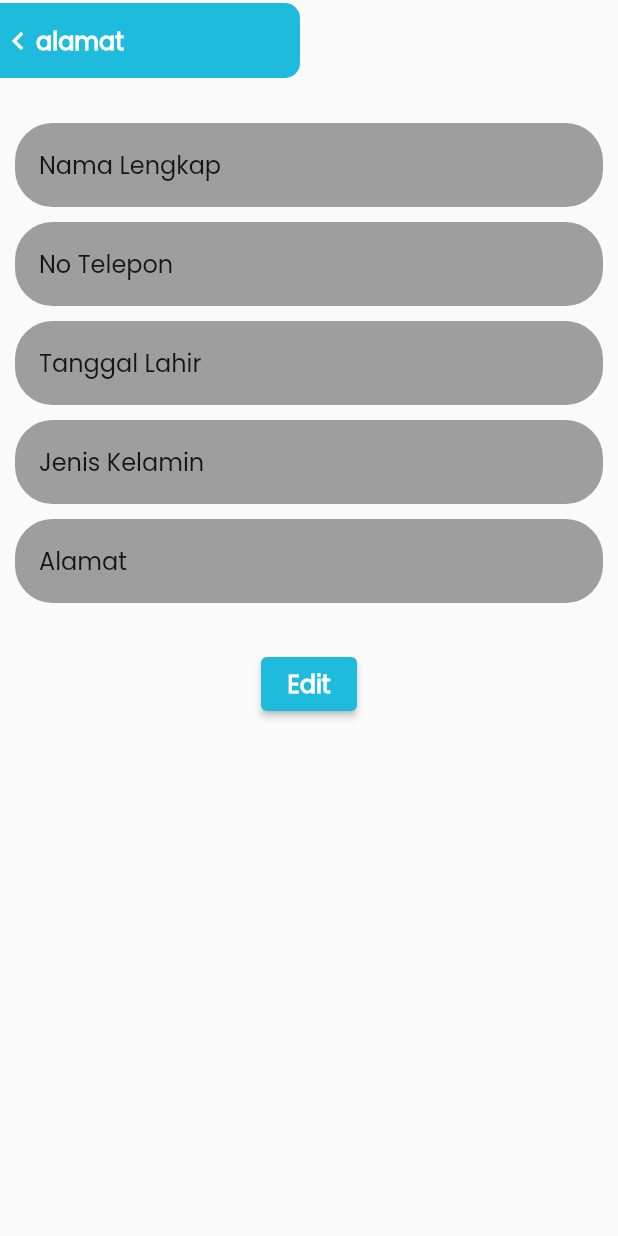
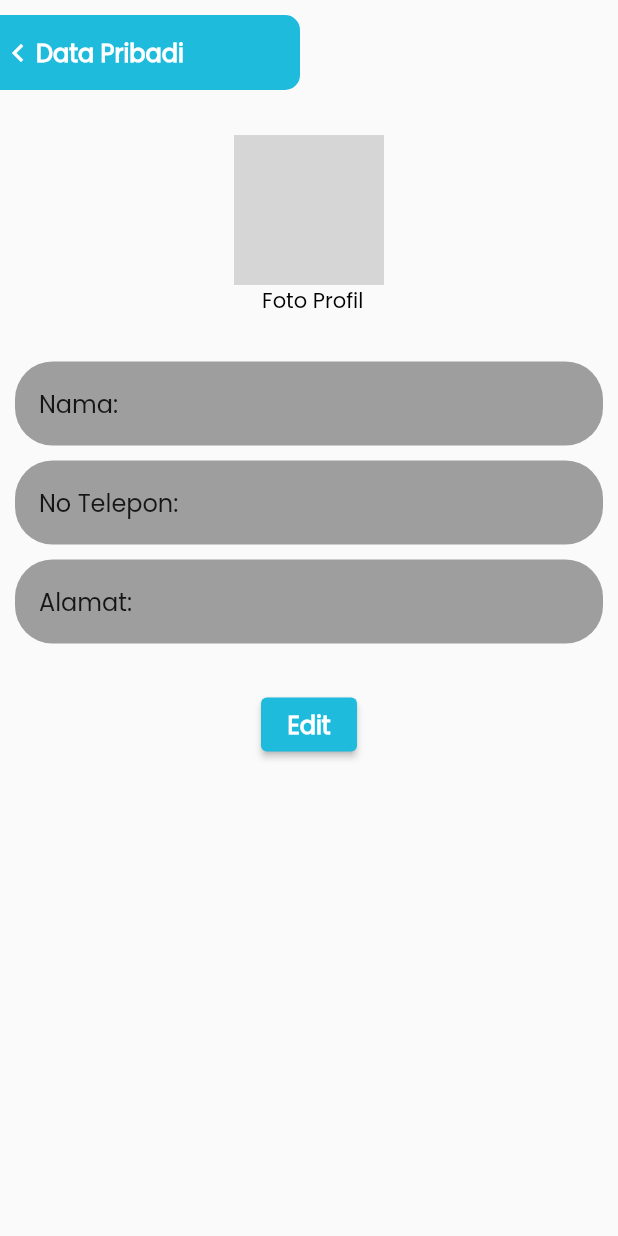
Before and after one commit to KrisnaCahya/PBM-A7, a Flutter app: the Akun screen opened directly, after a tap on the "arrow forward ios" icon, on a phone screen of 412 x 824 dp. Run offline on Flutter 3.47's test engine with Material 2 defaults, Android fonts, the phone set to English and light mode, and no system bars; our stand-ins replace cloud_firestore, email_validator, firebase_auth, firebase_core, firebase_storage, fluttertoast and 2 more; accounts and stored records are empty; network calls fail; grey boxes are pictures that could not be loaded.

Commit message:
Read data user from firestore

```diff
--- a/lib/Akun.dart
+++ b/lib/Akun.dart
@@ -1,3 +1,5 @@
+import 'package:cloud_firestore/cloud_firestore.dart';
+import 'package:firebase_auth/firebase_auth.dart';
 import 'package:flutter/material.dart';
 import 'package:pbma7/data_pribadi.dart';
 import 'package:pbma7/pengaturan.dart';
@@ -11,6 +13,30 @@ class Akun extends StatefulWidget {
 }
 
 class _AkunState extends State<Akun> {
+  String? image = '';
+  String? nama = '';
+
+  Future _getDataFromDatabase() async {
+    await FirebaseFirestore.instance
+        .collection('users')
+        .doc(FirebaseAuth.instance.currentUser!.uid)
+        .get()
+        .then((snapshot) async {
+      if (snapshot.exists) {
+        setState(() {
+          image = snapshot.data()!['userImage'];
+          nama = snapshot.data()!['NamaLengkap'];
+        });
+      }
+    });
+  }
+
+  @override
+  void initState() {
+    super.initState();
+    _getDataFromDatabase();
+  }
+
   @override
   Widget build(BuildContext context) {
     return Scaffold(
@@ -36,19 +62,13 @@ class _AkunState extends State<Akun> {
           children: [
             Padding(
               padding: EdgeInsetsDirectional.fromSTEB(20, 0, 0, 0),
-              child: ClipRRect(
-                borderRadius: BorderRadius.circular(30),
-                child: const Image(
-                  image: AssetImage("assets/images/profilpict.png"),
-                  width: 60,
-                  height: 60,
+              child: CircleAvatar(
+                  radius: 30, backgroundImage: NetworkImage(image!)),
             ),
-              ),
-            ),
-            const Padding(
+            Padding(
               padding: EdgeInsetsDirectional.fromSTEB(10, 0, 0, 0),
               child: Text(
-                'Zoya Amanda',
+                nama!,
                 style: TextStyle(
                   color: Colors.white,
                   fontFamily: "Poppins",
@@ -72,14 +92,16 @@ class _AkunState extends State<Akun> {
           tileColor: color1,
           trailing: IconButton(
               highlightColor: Colors.grey,
-              onPressed: () {Navigator.push(
+              onPressed: () {
+                Navigator.push(
                   context,
                   MaterialPageRoute(
                     builder: (_) {
                       return DataPribadi();
                     },
                   ),
-                    );},
+                );
+              },
               icon: const Icon(Icons.arrow_forward_ios_rounded,
                   color: Colors.white)),
         ),
--- a/lib/Chat_Pribadi.dart
+++ b/lib/Chat_Pribadi.dart
@@ -40,10 +40,7 @@ class _ChatPribadiState extends State<ChatPribadi> {
                 children: [
                   InkWell(
                     onTap: () {
-                      Navigator.push(
-                        context,
-                        MaterialPageRoute(builder: (context) => Navbar()),
-                      );
+                      Navigator.of(context).pop('Back');
                     },
                     child: const Icon(
                       Icons.chevron_left_sharp,
--- a/lib/daftarkan_kamera.dart
+++ b/lib/daftarkan_kamera.dart
@@ -112,7 +112,7 @@ class _DaftarkanKameraState extends State<DaftarkanKamera> {
                           ),
                         ],
                       ),
-                      Padding(
+                      const Padding(
                         padding: EdgeInsetsDirectional.fromSTEB(0, 10, 0, 0),
                         child: Text('Alamat Lengkap',
                             style: TextStyle(
@@ -127,7 +127,7 @@ class _DaftarkanKameraState extends State<DaftarkanKamera> {
                         obscureText: false,
                         decoration: InputDecoration(
                           enabledBorder: UnderlineInputBorder(
-                            borderSide: BorderSide(
+                            borderSide: const BorderSide(
                               color: Color(0x00000000),
                               width: 1,
                             ),
--- a/lib/data_pribadi.dart
+++ b/lib/data_pribadi.dart
@@ -1,9 +1,43 @@
 import 'package:cloud_firestore/cloud_firestore.dart';
+import 'package:firebase_auth/firebase_auth.dart';
 import 'package:flutter/material.dart';
-import 'package:pbma7/navbar.dart';
 
-class DataPribadi extends StatelessWidget {
+class DataPribadi extends StatefulWidget {
   const DataPribadi({Key? key}) : super(key: key);
+
+  @override
+  State<DataPribadi> createState() => _DataPribadiState();
+}
+
+class _DataPribadiState extends State<DataPribadi> {
+
+  String? image = '';
+  String? nama = '';
+  String? nohp = '';
+  String? alamat = '';
+
+  Future _getDataFromDatabase() async {
+    await FirebaseFirestore.instance
+        .collection('users')
+        .doc(FirebaseAuth.instance.currentUser!.uid)
+        .get()
+        .then((snapshot) async {
+      if (snapshot.exists) {
+        setState(() {
+          image = snapshot.data()!['userImage'];
+          nama = snapshot.data()!['NamaLengkap'];
+          nohp = snapshot.data()!['NoTelepon'];
+          alamat = snapshot.data()!['Alamat'];
+        });
+      }
+    });
+  }
+
+  @override
+  void initState() {
+    super.initState();
+    _getDataFromDatabase();
+  }
 
   @override
   Widget build(BuildContext context) {
@@ -14,7 +48,7 @@ class DataPribadi extends StatelessWidget {
           crossAxisAlignment: CrossAxisAlignment.start,
           children: [
             Padding(
-              padding: EdgeInsetsDirectional.fromSTEB(0, 2, 0, 0),
+              padding: EdgeInsetsDirectional.fromSTEB(0, 10, 0, 0),
               child: Container(
                 width: 200,
                 height: 50,
@@ -42,17 +76,10 @@ class DataPribadi extends StatelessWidget {
                     ),
                     InkWell(
                         onTap: () {
-                          Navigator.push(
-                            context,
-                            MaterialPageRoute(
-                              builder: (_) {
-                                return Navbar();
-                              },
-                            ),
-                          );
+                          Navigator.of(context).pop('Back');
                         },
                         child: const Text(
-                          'alamat',
+                          'Data Pribadi',
                           style: TextStyle(
                             fontFamily: 'Poppins',
                             color: Colors.white,
@@ -65,10 +92,36 @@ class DataPribadi extends StatelessWidget {
               ),
             ),
             Padding(
+                padding: EdgeInsetsDirectional.fromSTEB(0, 30, 0, 0),
+                child: Column(
+                    mainAxisSize: MainAxisSize.max,
+                    mainAxisAlignment: MainAxisAlignment.center,
+                    crossAxisAlignment: CrossAxisAlignment.center,
+                    children: [
+                      Align(
+                        alignment: AlignmentDirectional(0, 0),
+                        child:
+                            Column(mainAxisSize: MainAxisSize.max, children: [
+                          CircleAvatar(
+                              radius: 50,
+                              backgroundImage: NetworkImage(image!)),
+                          const Padding(
+                            padding: EdgeInsetsDirectional.fromSTEB(5, 0, 0, 0),
+                            child: Text('Foto Profil',
+                                style: TextStyle(
+                                    fontFamily: 'Poppins',
+                                    fontSize: 14,
+                                    color: Colors.black,
+                                    fontWeight: FontWeight.w500)),
+                          ),
+                        ]),
+                      ),
+                    ])),
+            Padding(
               padding: EdgeInsetsDirectional.fromSTEB(10, 30, 10, 0),
               child: ListTile(
-                title: const Text(
-                  'Nama Lengkap',
+                title: Text(
+                  'Nama: '+ nama!,
                   style: TextStyle(
                     fontFamily: 'Poppins',
                     fontSize: 16,
@@ -84,8 +137,8 @@ class DataPribadi extends StatelessWidget {
             Padding(
               padding: EdgeInsetsDirectional.fromSTEB(10, 10, 10, 0),
               child: ListTile(
-                title: const Text(
-                  'No Telepon',
+                title: Text(
+                  'No Telepon: '+nohp!,
                   style: TextStyle(
                     fontFamily: 'Poppins',
                     fontSize: 16,
@@ -101,42 +154,8 @@ class DataPribadi extends StatelessWidget {
             Padding(
               padding: EdgeInsetsDirectional.fromSTEB(10, 10, 10, 0),
               child: ListTile(
-                title: const Text(
-                  'Tanggal Lahir',
-                  style: TextStyle(
-                    fontFamily: 'Poppins',
-                    fontSize: 16,
-                  ),
-                ),
-                tileColor: Color(0xFF9E9E9E),
-                dense: false,
-                shape: RoundedRectangleBorder(
-                  borderRadius: BorderRadius.circular(25),
-                ),
-              ),
-            ),
-            Padding(
-              padding: EdgeInsetsDirectional.fromSTEB(10, 10, 10, 0),
-              child: ListTile(
-                title: const Text(
-                  'Jenis Kelamin',
-                  style: TextStyle(
-                    fontFamily: 'Poppins',
-                    fontSize: 16,
-                  ),
-                ),
-                tileColor: Color(0xFF9E9E9E),
-                dense: false,
-                shape: RoundedRectangleBorder(
-                  borderRadius: BorderRadius.circular(25),
-                ),
-              ),
-            ),
-            Padding(
-              padding: EdgeInsetsDirectional.fromSTEB(10, 10, 10, 0),
-              child: ListTile(
-                title: const Text(
-                  'Alamat',
+                title: Text(
+                  'Alamat: '+ alamat!,
                   style: TextStyle(
                     fontFamily: 'Poppins',
                     fontSize: 16,
@@ -158,11 +177,13 @@ class DataPribadi extends StatelessWidget {
                         primary: Color(0xff1EBBDD), // background/ foreground
                       ),
                       onPressed: () {},
-                    child: Text('Edit', style: TextStyle(
+                      child: Text(
+                        'Edit',
+                        style: TextStyle(
                             fontFamily: 'Poppins',
                             fontSize: 16,
-                    fontWeight: FontWeight.bold),)
-                  )),
+                            fontWeight: FontWeight.bold),
+                      ))),
             ),
           ],
         ),
--- a/lib/halaman_daftar.dart
+++ b/lib/halaman_daftar.dart
@@ -329,18 +329,9 @@ class _registerState extends State<register> {
                             'Alamat':ctrlAlamat.text,
                             'userImage': imageUrl,
                           });
-                          Navigator.canPop(context)? Navigator.pop(context):null;
-                           // FirebaseAuth.instance
-                      //     .createUserWithEmailAndPassword(
-                      //         email: ctrlEmail.text,
-                      //         password: ctrlPassword.text)
-                      //     .then((value) {
-                        // print("Created New Account");
-                        // Navigator.push(context,
-                        //     MaterialPageRoute(builder: (context) => Navbar()));
-                      // }).onError((error, stackTrace) {
-                      //   print("Error");
-                      // });
+                        print("Created New Account");
+                        Navigator.push(context,
+                            MaterialPageRoute(builder: (context) => Navbar()));
                     }
                   },
                 ),
--- a/lib/order.dart
+++ b/lib/order.dart
@@ -34,12 +34,7 @@ class Order extends StatelessWidget {
                     ),
                     InkWell(
                         onTap: () {
-                          Navigator.push(
-                            context,
-                            MaterialPageRoute(
-                              builder: (context) => PesanCam(),
-                            ),
-                          );
+                         Navigator.of(context).pop('Back');
                         },
                         child: const Text(
                           'Back',
--- a/lib/pengaturan.dart
+++ b/lib/pengaturan.dart
@@ -45,14 +45,7 @@ class Pengaturan extends StatelessWidget {
                     ),
                     InkWell(
                         onTap: () {
-                          Navigator.push(
-                            context,
-                            MaterialPageRoute(
-                              builder: (_) {
-                                return Navbar();
-                              },
-                            ),
-                          );
+                          Navigator.of(context).pop('Back');
                         },
                         child: const Text(
                           'Pengaturan',
--- a/lib/pesancam.dart
+++ b/lib/pesancam.dart
@@ -21,12 +21,7 @@ class PesanCam extends StatelessWidget {
                 padding: EdgeInsetsDirectional.fromSTEB(0, 15, 0, 15),
                 child: InkWell(
                   onTap: () {
-                    Navigator.push(
-                      context,
-                      MaterialPageRoute(
-                        builder: (context) => Navbar(),
-                      ),
-                    );
+                    Navigator.of(context).pop('Back');
                   },
                   child: Row(
                     mainAxisSize: MainAxisSize.max,
```
Lines whose indentation alone changed are shown as unchanged.
